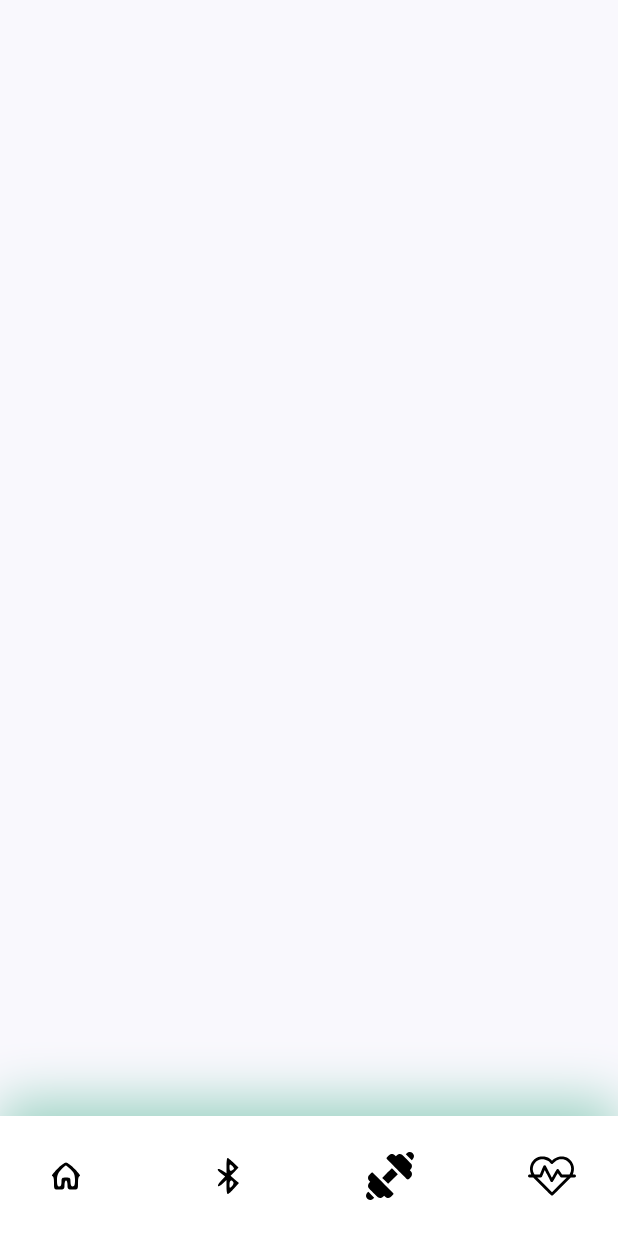
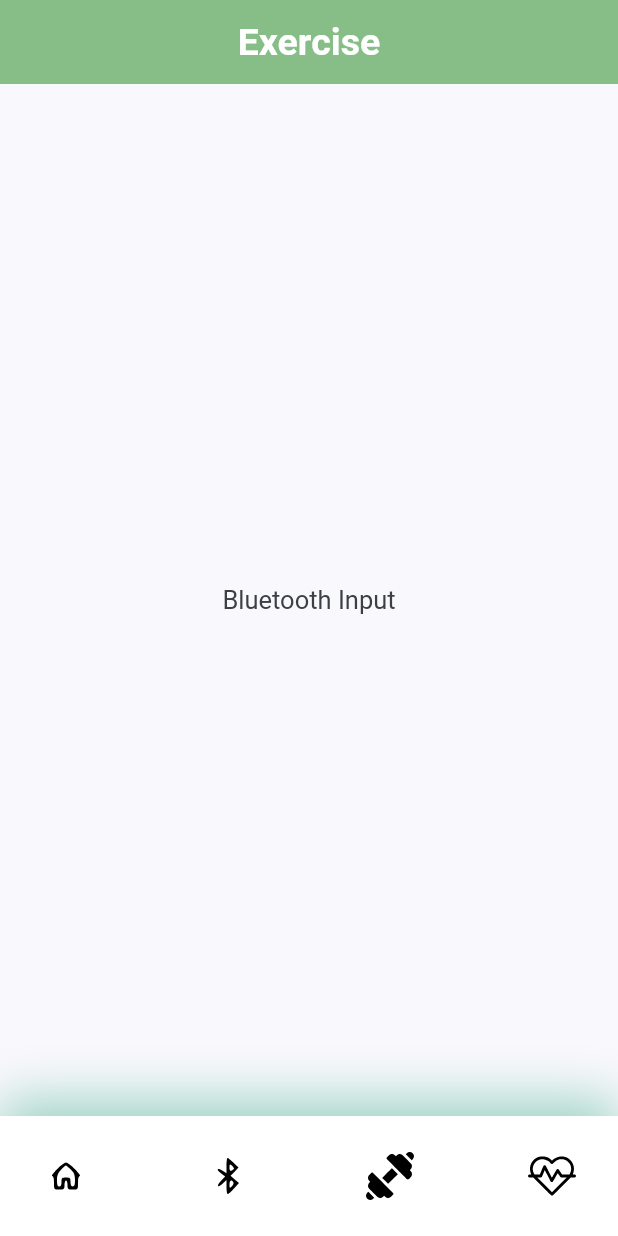
Before and after one commit to 220v-K/Pitmon, a Flutter app: the screen it shows after launch, item 3 of the bottom bar chosen, on a phone screen of 412 x 824 dp. Run offline on Flutter 3.47's test engine with Material 2 defaults, Android fonts, the phone set to English and light mode, and no system bars; our stand-ins replace flutter_blue, flutter_svg.

Commit message:
exercisePage update

```diff
--- a/lib/pages/exercise.dart
+++ /dev/null
@@ -1,14 +0,0 @@
-import 'package:flutter/material.dart';
-import 'package:pitmon_test/constants.dart';
-import 'package:pitmon_test/widget/bottomNavBar.dart';
-
-class exercise extends StatelessWidget {
-  const exercise({Key? key}) : super(key: key);
-
-  @override
-  Widget build(BuildContext context) {
-    return Scaffold(
-      bottomNavigationBar: BottomNavigator(),
-    );
-  }
-}
--- /dev/null
+++ b/lib/pages/exercisepage.dart
@@ -0,0 +1,51 @@
+import 'package:flutter/material.dart';
+import 'package:pitmon_test/constants.dart';
+import 'package:pitmon_test/widget/bottomNavBar.dart';
+import 'package:provider/provider.dart';
+import 'package:pitmon_test/providers/userdata.dart';
+import 'package:pitmon_test/util/helper.dart';
+import 'package:pitmon_test/util/colors.dart';
+import 'package:flutter_blue/flutter_blue.dart';
+
+class exercisePage extends StatefulWidget {
+  const exercisePage({Key? key}) : super(key: key);
+
+  @override
+  _exercisePageState createState() => _exercisePageState();
+}
+
+//운동시작, 운동종료, 운동방법
+
+class _exercisePageState extends State<exercisePage> {
+  final FlutterBlue flutterBlue =
+      FlutterBlue.instance; //Bluetooth instance Declaration
+  String btInput = '';
+  String btOutput = '';
+
+  @override
+  Widget build(BuildContext context) {
+    var service = Provider.of<userData>(context, listen: false).service;
+
+    return Scaffold(
+      appBar: AppBar(
+        backgroundColor: lightGreen,
+        elevation: 0,
+        title: const Center(
+          child: Text('Exercise',
+              style: TextStyle(fontSize: 25, fontWeight: FontWeight.bold)),
+        ),
+      ),
+      body: Padding(
+          padding: EdgeInsets.all(10.0),
+          child: Container(
+            child: Center(
+              child: Text(
+                'Bluetooth Input',
+                style: TextStyle(fontSize: 17, fontWeight: FontWeight.normal),
+              ), //Count 횟수, 블루투스에서 받아오는 메시지 추후 입력
+            ),
+          )),
+      bottomNavigationBar: BottomNavigator(),
+    );
+  }
+}
--- a/lib/providers/userdata.dart
+++ b/lib/providers/userdata.dart
@@ -7,6 +7,7 @@ class userData with ChangeNotifier {
   double userWeight = 0.0;
   int exp = 0;
   int level = 1;
+  var service = 0;
 
   void editAge(int age) {
     userAge = age;
@@ -27,4 +28,9 @@ class userData with ChangeNotifier {
     this.level = level;
     notifyListeners();
   }
+
+  void editService(var service) {
+    this.service = service;
+    notifyListeners();
+  }
 }
--- a/lib/widget/bottomNavBar.dart
+++ b/lib/widget/bottomNavBar.dart
@@ -1,7 +1,7 @@
 import 'package:flutter/material.dart';
 import 'package:flutter_svg/flutter_svg.dart';
 import 'package:pitmon_test/pages/btconnect.dart';
-import 'package:pitmon_test/pages/exercise.dart';
+import 'package:pitmon_test/pages/exercisepage.dart';
 import 'package:pitmon_test/pages/homepage.dart';
 import 'package:pitmon_test/pages/heartbeat.dart';
 import 'package:pitmon_test/constants.dart';
@@ -49,8 +49,8 @@ class BottomNavigator extends StatelessWidget {
             icon: SvgPicture.asset("assets/icons/fitness.svg"),
             onPressed: () {
               Navigator.pop(context);
-              Navigator.push(
-                  context, MaterialPageRoute(builder: (context) => exercise()));
+              Navigator.push(context,
+                  MaterialPageRoute(builder: (context) => exercisePage()));
             },
           ),
           IconButton(
```
Also changed, not shown: lib/pages/btconnect.dart (+17 -6 lines).
